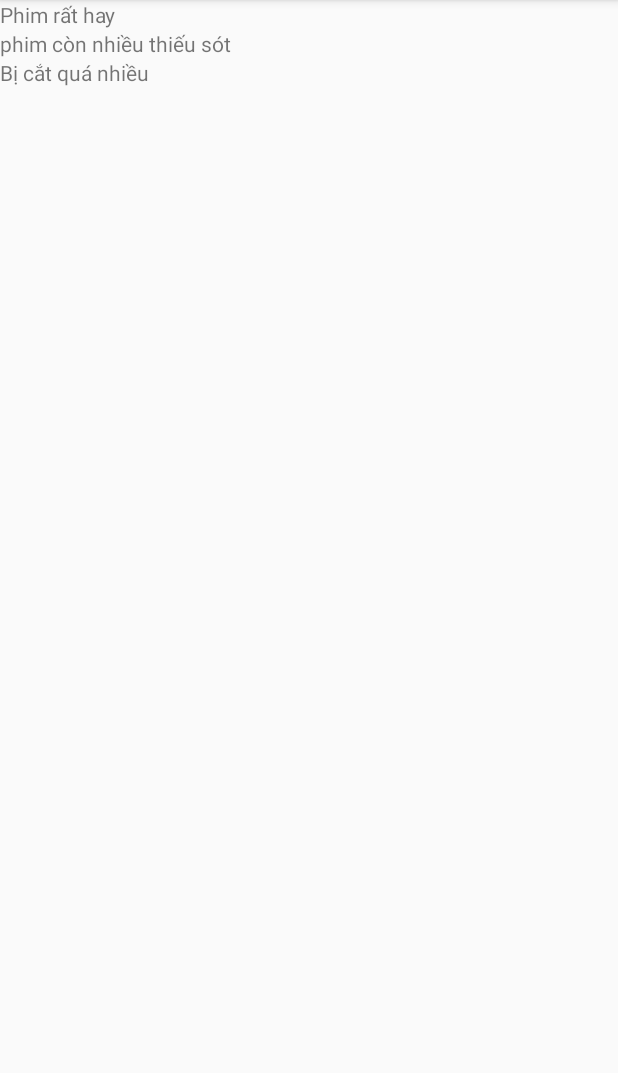
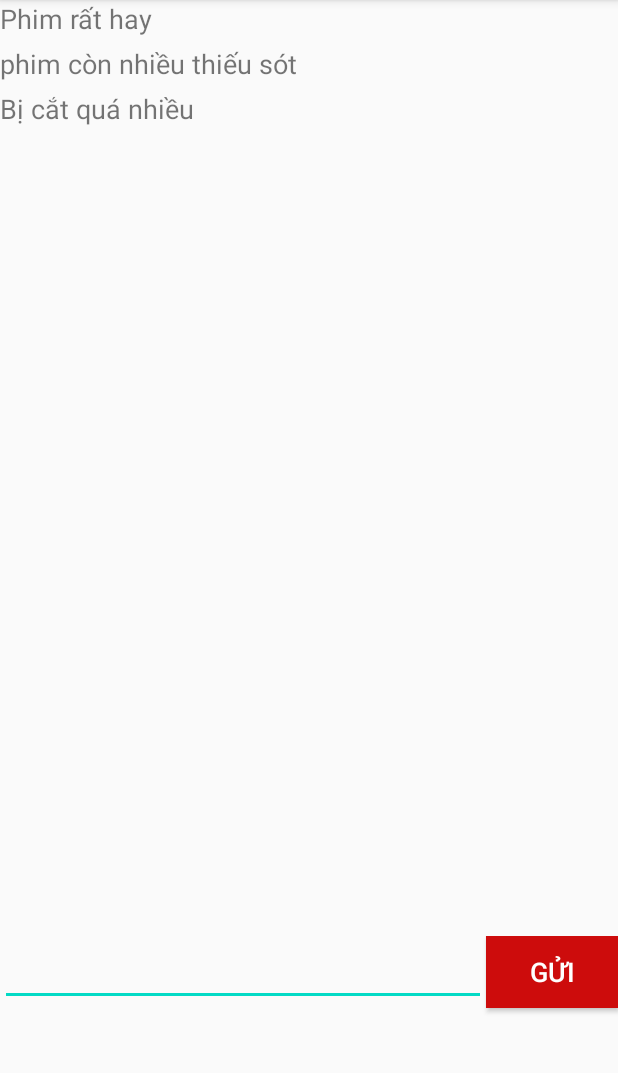
Before and after one commit to HuynhVanBinh-CDPM18C/0306181203_HuynhVanBinh_android, an Android app: the binhluan screen opened directly, with no data from a screen before it, on a phone screen of 412 x 824 dp, the part 84-1157 px from its top. Run offline under Robolectric (Android 15) with nearby library versions, the phone set to English and light mode, and no system bars.

Commit message:
29/01 Khanh Son lan 2

```diff
--- a/android22/app/src/main/java/com/example/demo11_11/binhluan.java
+++ b/android22/app/src/main/java/com/example/demo11_11/binhluan.java
@@ -2,12 +2,23 @@ package com.example.demo11_11;
 
 import android.support.v7.app.AppCompatActivity;
 import android.os.Bundle;
+import android.view.View;
+import android.widget.EditText;
+import android.widget.TextView;
 
 public class binhluan extends AppCompatActivity {
-
+    TextView xuat;
+    EditText nhap;
     @Override
     protected void onCreate(Bundle savedInstanceState) {
         super.onCreate(savedInstanceState);
         setContentView(R.layout.activity_binhluan);
+        xuat = findViewById(R.id.txtXuat);
+        nhap = findViewById(R.id.edtNhap);
+    }
+
+    public void gui(View view) {
+        String nhap1 = nhap.getText().toString();
+        xuat.setText(nhap1);
     }
 }
--- a/android22/app/src/main/java/com/example/demo11_11/chitietphim/chitietphimMain.java
+++ b/android22/app/src/main/java/com/example/demo11_11/chitietphim/chitietphimMain.java
@@ -11,6 +11,7 @@ import android.widget.ImageButton;
 import android.widget.ImageView;
 
 import com.example.demo11_11.R;
+import com.example.demo11_11.binhluan;
 import com.example.demo11_11.chamdiem;
 import com.example.demo11_11.danhsachphim.danhsachphimMain;
 import com.example.demo11_11.datve;
@@ -100,4 +101,9 @@ public class chitietphimMain extends AppCompatActivity {
         Intent intent = new Intent(chitietphimMain.this , lichchieu.class);
         startActivity(intent);
     }
+
+    public void binhluan(View view) {
+        Intent intent = new Intent(chitietphimMain.this , binhluan.class);
+        startActivity(intent);
+    }
 }
--- a/android22/app/src/main/res/layout/activity_binhluan.xml
+++ b/android22/app/src/main/res/layout/activity_binhluan.xml
@@ -8,21 +8,66 @@
     app:layoutDescription="@xml/activity_binhluan_scene"
     tools:context=".binhluan">
 
+    <ScrollView
+        android:layout_width="match_parent"
+        android:layout_height="624dp">
+
+        <LinearLayout
+            android:layout_width="match_parent"
+            android:layout_height="wrap_content"
+            android:orientation="vertical">
+
             <TextView
                 android:id="@+id/textView34"
                 android:layout_width="match_parent"
-        android:layout_height="wrap_content"
-        android:text="Phim rất hay" />
+                android:layout_height="30dp"
+                android:text="Phim rất hay"
+                android:textSize="18sp" />
 
             <TextView
                 android:id="@+id/textView35"
                 android:layout_width="match_parent"
-        android:layout_height="wrap_content"
-        android:text="phim còn nhiều thiếu sót" />
+                android:layout_height="30dp"
+                android:text="phim còn nhiều thiếu sót"
+                android:textSize="18sp" />
 
             <TextView
                 android:id="@+id/textView36"
                 android:layout_width="match_parent"
+                android:layout_height="30dp"
+                android:text="Bị cắt quá nhiều"
+                android:textSize="18sp" />
+
+            <TextView
+                android:id="@+id/txtXuat"
+                android:layout_width="match_parent"
+                android:layout_height="30dp"
+                android:textSize="18sp" />
+        </LinearLayout>
+    </ScrollView>
+
+    <LinearLayout
+        android:layout_width="match_parent"
+        android:layout_height="match_parent"
+        android:orientation="horizontal">
+
+        <EditText
+            android:id="@+id/edtNhap"
+            android:layout_width="wrap_content"
             android:layout_height="wrap_content"
-        android:text="Bị cắt quá nhiều" />
+            android:layout_weight="1"
+            android:ems="10"
+            android:inputType="textPersonName" />
+
+        <Button
+            android:id="@+id/btnGui"
+            android:layout_width="wrap_content"
+            android:layout_height="wrap_content"
+            android:background="#CD0C0C"
+            android:text="Gửi"
+            android:textColor="#FFFFFF"
+            android:textSize="18sp"
+            android:onClick="gui"/>
     </LinearLayout>
+
+</LinearLayout>
--- a/android22/app/src/main/res/layout/activity_chamdiem.xml
+++ b/android22/app/src/main/res/layout/activity_chamdiem.xml
@@ -45,11 +45,12 @@
                 <RatingBar
                     android:id="@+id/ratingBar"
                     style="@style/Widget.AppCompat.RatingBar"
-                    android:layout_width="416dp"
-                    android:layout_height="54dp"
+                    android:layout_width="0dp"
+                    android:layout_height="53dp"
                     android:layout_marginTop="16dp"
                     android:numStars="10"
                     app:layout_constraintEnd_toEndOf="parent"
+                    app:layout_constraintHorizontal_bias="0.761"
                     app:layout_constraintStart_toStartOf="parent"
                     app:layout_constraintTop_toTopOf="parent" />
             </android.support.constraint.ConstraintLayout>
--- a/android22/app/src/main/res/layout/activity_chitietphim.xml
+++ b/android22/app/src/main/res/layout/activity_chitietphim.xml
@@ -165,6 +165,7 @@
             android:text="Bình Luận"
             android:textColor="#FFFFFF"
             android:textSize="18sp"
+            android:onClick="binhluan"
             app:layout_constraintBottom_toTopOf="@+id/textView15"
             app:layout_constraintEnd_toEndOf="parent"
             app:layout_constraintHorizontal_bias="0.505"
```
Also changed, not shown: android22/app/src/main/java/com/example/demo11_11/lichchieu.java (+67 -7 lines), android22/app/src/main/res/layout/activity_lichchieu.xml (+7 -5 lines). Lines whose indentation alone changed are shown as unchanged.
